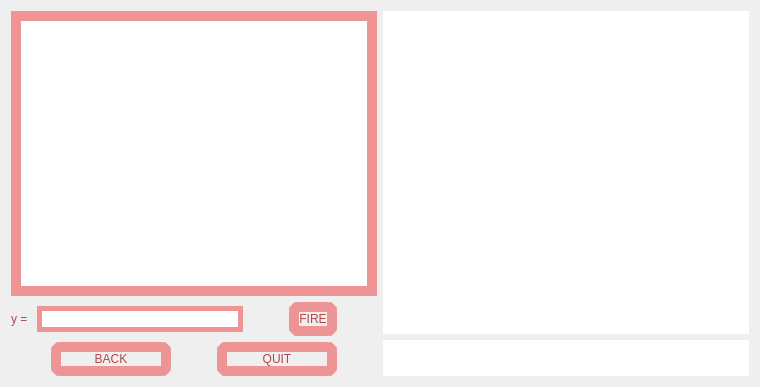
Qt form MATFWars/wargame.ui (Divljo31/MATFWars) before a commit.
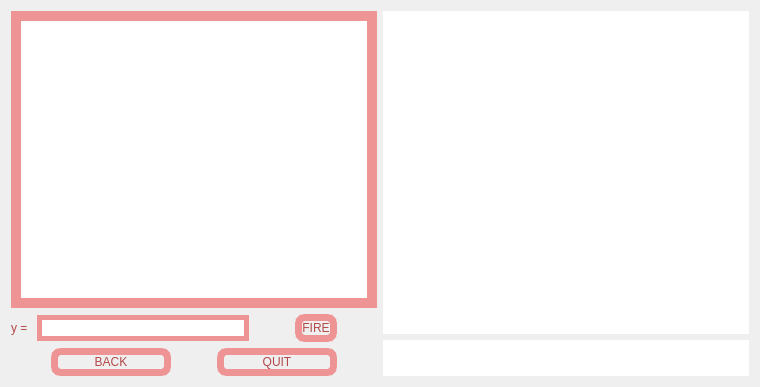
The same form after that commit. Icons and pictures are not drawn.

```diff
--- a/MATFWars/wargame.ui
+++ b/MATFWars/wargame.ui
@@ -77,7 +77,7 @@
               <string notr="true">color:rgb(180, 72, 72);
 font: 600 25pt &quot;URW Bookman&quot;;
 border-radius:10px;
-border:10px solid;
+border:7px solid;
 border-color: rgb(238, 148, 148);
 background-image: url(:/background/backgroundBtns.jpg);</string>
              </property>
@@ -129,7 +129,7 @@
 font: 600 25pt &quot;URW Bookman&quot;;
 background-image: url(:/background/backgroundBtns.jpg);
 border-radius:10px;
-border:10px solid;
+border:7px solid;
 border-color: rgb(238, 148, 148);</string>
              </property>
              <property name="text">
@@ -159,7 +159,7 @@
               <string notr="true">color:rgb(180, 72, 72);
 font: 600 25pt &quot;URW Bookman&quot;;
 border-radius:10px;
-border:10px solid;
+border:7px solid;
 border-color: rgb(238, 148, 148);
 background-image: url(:/background/backgroundBtns.jpg);</string>
              </property>
```
